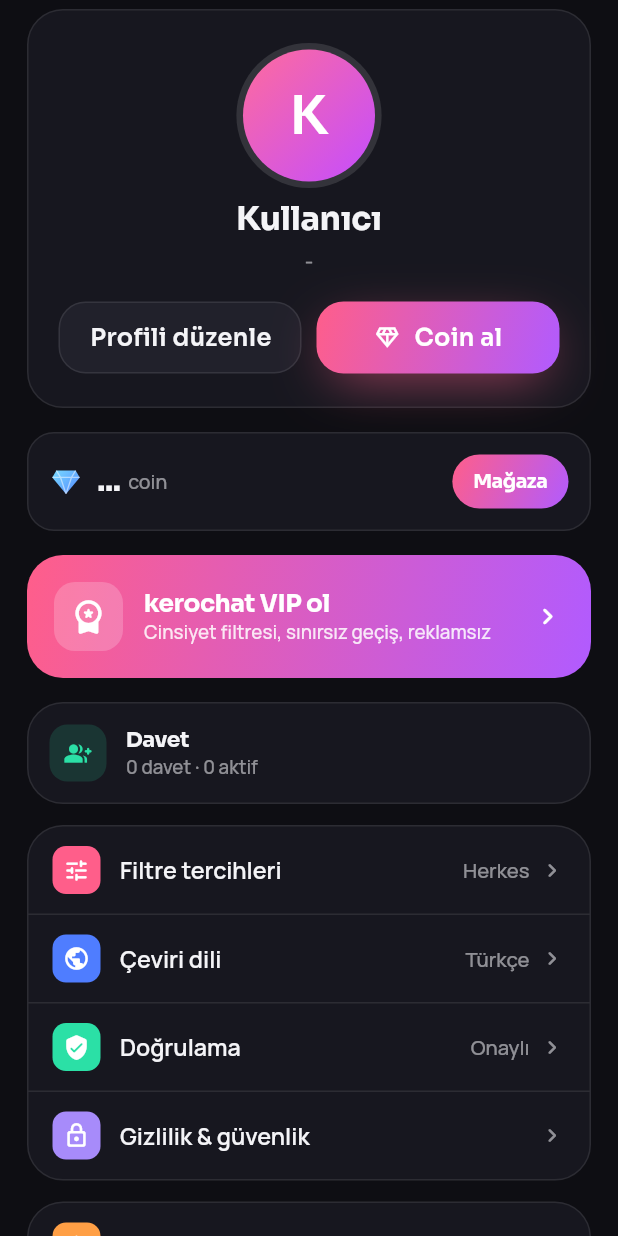
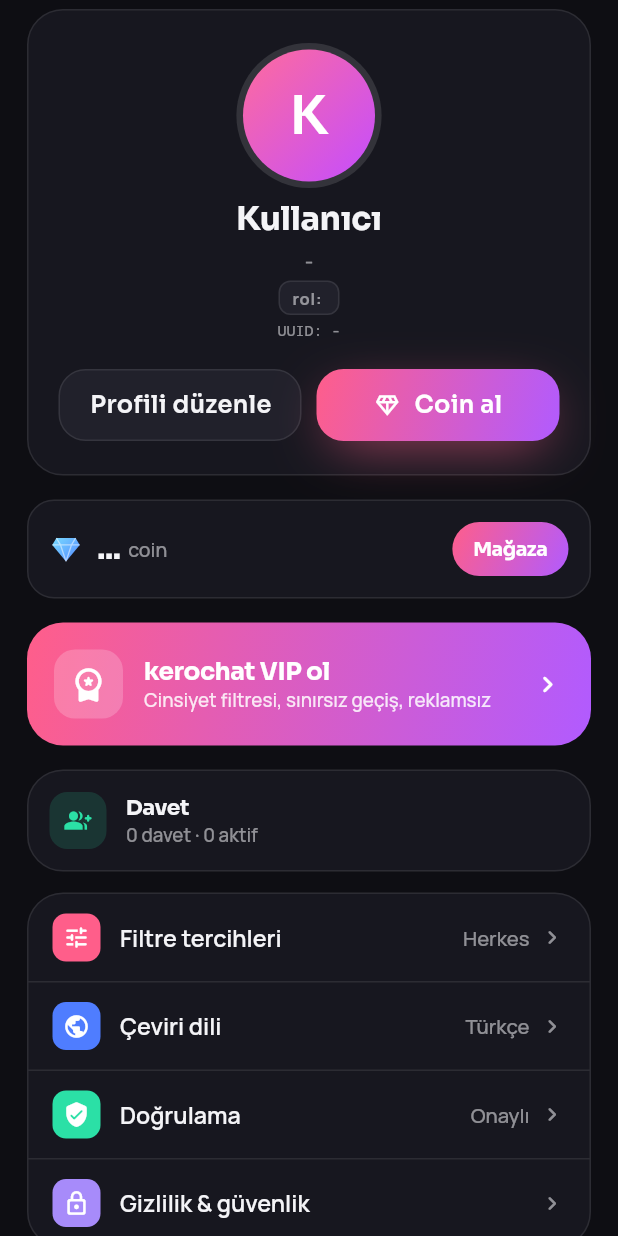
Before and after one commit to chuckywins/azar_chat, a Flutter app: the KCProfile widget shown alone on an empty page, opened directly, on a phone screen of 412 x 824 dp. Run offline on Flutter 3.47's test engine with Material 3 defaults, Android fonts, the phone set to English and light mode, and no system bars; our stand-ins replace fl_chart, flutter_animate, google_fonts, share_plus, shared_preferences, supabase_flutter; missing offline and left inert: flutter_webrtc; accounts and stored records are empty; network calls fail.

Commit message:
Hotfix2: use peer user UUID (not socket id) for like/message; show role+UUID on profile

```diff
--- a/app/lib/kc/screens/profile.dart
+++ b/app/lib/kc/screens/profile.dart
@@ -98,6 +98,23 @@
                   auth.isAnonymous ? 'Misafir hesabı' : (auth.user?.email ?? '-'),
                   style: kcManrope(13.5, color: KC.muted),
                 ),
+                const SizedBox(height: 4),
+                Container(
+                  padding: const EdgeInsets.symmetric(horizontal: 8, vertical: 3),
+                  decoration: BoxDecoration(
+                    color: auth.isModerator ? KC.verify.withValues(alpha: 0.15) : KC.surface2,
+                    borderRadius: BorderRadius.circular(8),
+                    border: Border.all(color: auth.isModerator ? KC.verify : KC.border),
+                  ),
+                  child: Text(
+                    'rol: ${auth.profile?.role ?? "yükleniyor..."}',
+                    style: kcManrope(11, w: FontWeight.w700,
+                        color: auth.isModerator ? KC.verify : KC.muted, letter: 0.5),
+                  ),
+                ),
+                const SizedBox(height: 4),
+                Text('UUID: ${auth.userId ?? "-"}',
+                    style: kcManrope(10, color: KC.muted).copyWith(fontFamily: 'monospace')),
                 if (_trust != null) ...[
                   const SizedBox(height: 10),
                   _trustBadge(_trust!),
--- a/app/lib/state/app_controller.dart
+++ b/app/lib/state/app_controller.dart
@@ -274,6 +274,7 @@
   }
 
   String? _peerUserId;
+  String? get peerUserId => _peerUserId;
 
   void _teardownPeer() {
     final p = _peer;
```
Also changed, not shown: app/lib/kc/kc_context.dart (+6 -4 lines), app/lib/kc/screens/video_chat.dart (+13 -2 lines).
